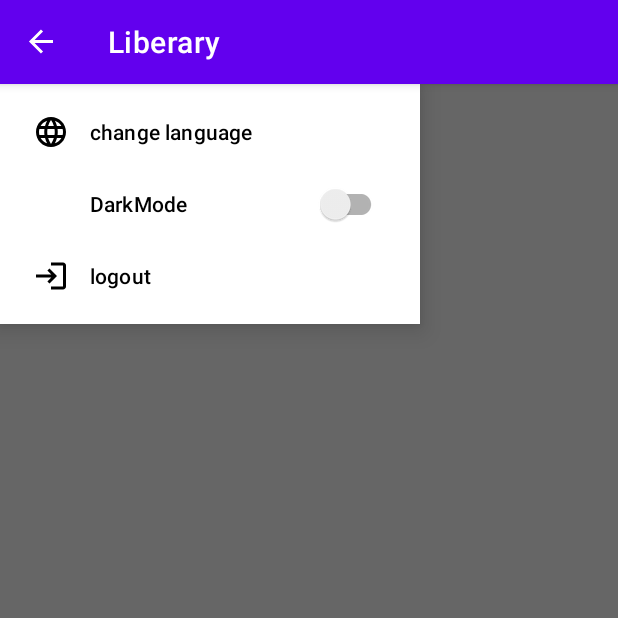
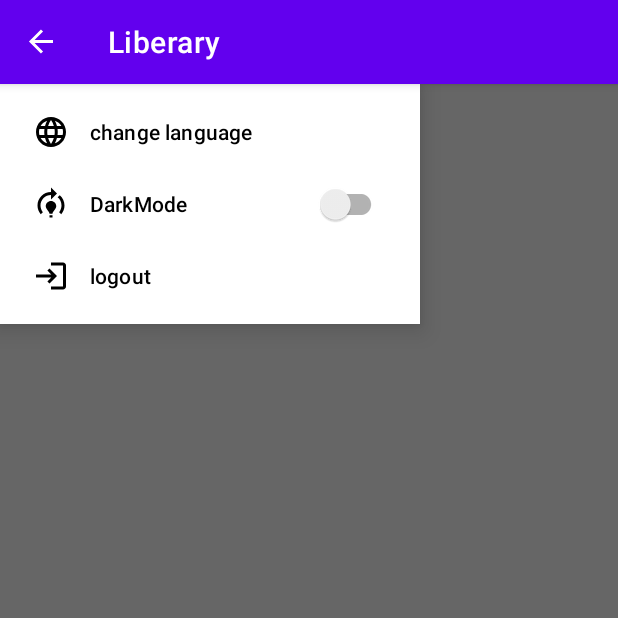
Before and after one commit to AymanOmara/Library, an Android app: the HomeActivity screen opened directly, with no data from a screen before it, with the side drawer open, on a phone screen of 412 x 824 dp, the top half of it. Run offline under Robolectric (Android 15) with nearby library versions, the phone set to English and light mode, and no system bars; libraries missing offline, so code that uses them is left out: com.etebarian.meowbottomnavigation, io.realm; plain views replace MeowBottomNavigation; 9 statements that could not run were skipped.

Commit message:
invitegate about poth featuers

```diff
--- a/app/src/main/java/com/example/liberary/View/Activities/DetailsActivity.kt
+++ b/app/src/main/java/com/example/liberary/View/Activities/DetailsActivity.kt
@@ -25,6 +25,7 @@ class DetailsActivity : AppCompatActivity() {
     private lateinit var coursePrerequest:TextView
     private lateinit var courseIntroduction:TextView
     private lateinit var favorite:Button
+    // Mark:- Refrences
     override fun onCreate(savedInstanceState: Bundle?) {
         super.onCreate(savedInstanceState)
         setContentView(R.layout.activity_details)
--- /dev/null
+++ b/app/src/main/res/drawable/darkmodeicon.xml
@@ -0,0 +1,10 @@
+<vector xmlns:android="http://schemas.android.com/apk/res/android"
+    android:width="24dp"
+    android:height="24dp"
+    android:viewportWidth="24"
+    android:viewportHeight="24"
+    android:tint="?attr/colorControlNormal">
+  <path
+      android:fillColor="@android:color/white"
+      android:pathData="M15.5,13.5c0,2 -2.5,3.5 -2.5,5h-2c0,-1.5 -2.5,-3 -2.5,-5c0,-1.93 1.57,-3.5 3.5,-3.5h0C13.93,10 15.5,11.57 15.5,13.5zM13,19.5h-2V21h2V19.5zM19,13c0,1.68 -0.59,3.21 -1.58,4.42l1.42,1.42C20.18,17.27 21,15.23 21,13c0,-2.74 -1.23,-5.19 -3.16,-6.84l-1.42,1.42C17.99,8.86 19,10.82 19,13zM16,5l-4,-4v3c0,0 0,0 0,0c-4.97,0 -9,4.03 -9,9c0,2.23 0.82,4.27 2.16,5.84l1.42,-1.42C5.59,16.21 5,14.68 5,13c0,-3.86 3.14,-7 7,-7c0,0 0,0 0,0v3L16,5z"/>
+</vector>
--- a/app/src/main/res/menu/menu.xml
+++ b/app/src/main/res/menu/menu.xml
@@ -6,6 +6,7 @@
         android:id="@+id/changeLanguage"
         android:icon="@drawable/languageicon"/>
     <item
+        android:icon="@drawable/darkmodeicon"
         android:id="@+id/app_bar_switch"
         android:title="@string/darkmode"
         app:showAsAction="always"
```
Also changed, not shown: app/src/main/AndroidManifest.xml (+9 -1 lines), app/src/main/java/com/example/liberary/LocalModel/LocalModel.kt (+1 -7 lines), app/src/main/java/com/example/liberary/View/Activities/HomeActivity.kt (+20 -14 lines), app/src/main/java/com/example/liberary/View/Activities/MainActivity.kt (+7 -0 lines).
